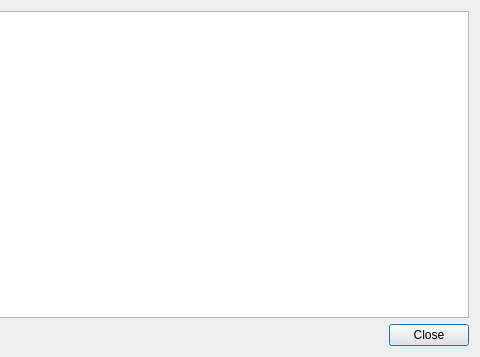
Before: the Qt Designer form src/gui/ui/depositdetailsdialog.ui in mygirl8893/Catalyst-Classic-3.0.4, drawn with Qt 5; both pictures show x 256 to 736 and y 0 to 357 of the 736 by 357 pixel window.
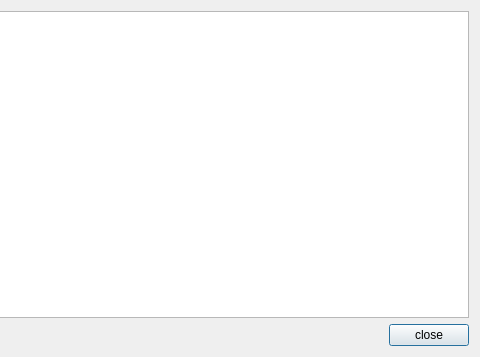
After: the same form once the commit is applied.

The edit to the form file:
```diff
--- a/src/gui/ui/depositdetailsdialog.ui
+++ b/src/gui/ui/depositdetailsdialog.ui
@@ -35,7 +35,7 @@
      <item>
       <widget class="QPushButton" name="m_closeButton">
        <property name="text">
-        <string>Close</string>
+        <string>close</string>
        </property>
       </widget>
      </item>
```
Left out of the diff: 2 changed lines with no effect on the pictures.
